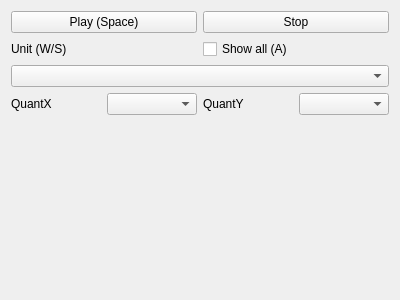
Above: SideMenu.ui from yuxshao/ptcollab before the change. Below: the same form after it.
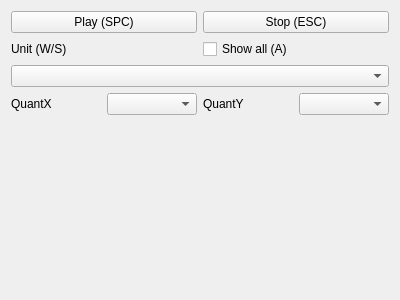
That is the form after the change. Icons and pictures are not drawn.

Commit message: play and stop btns

```diff
--- a/SideMenu.ui
+++ b/SideMenu.ui
@@ -22,7 +22,10 @@
         <enum>Qt::NoFocus</enum>
        </property>
        <property name="text">
-        <string>Play (Space)</string>
+        <string>Play (SPC)</string>
+       </property>
+       <property name="icon">
+        <iconset theme="play"/>
        </property>
       </widget>
      </item>
@@ -32,7 +35,7 @@
         <enum>Qt::NoFocus</enum>
        </property>
        <property name="text">
-        <string>Stop</string>
+        <string>Stop (ESC)</string>
        </property>
       </widget>
      </item>
```
The commit also changes 4 other files.
